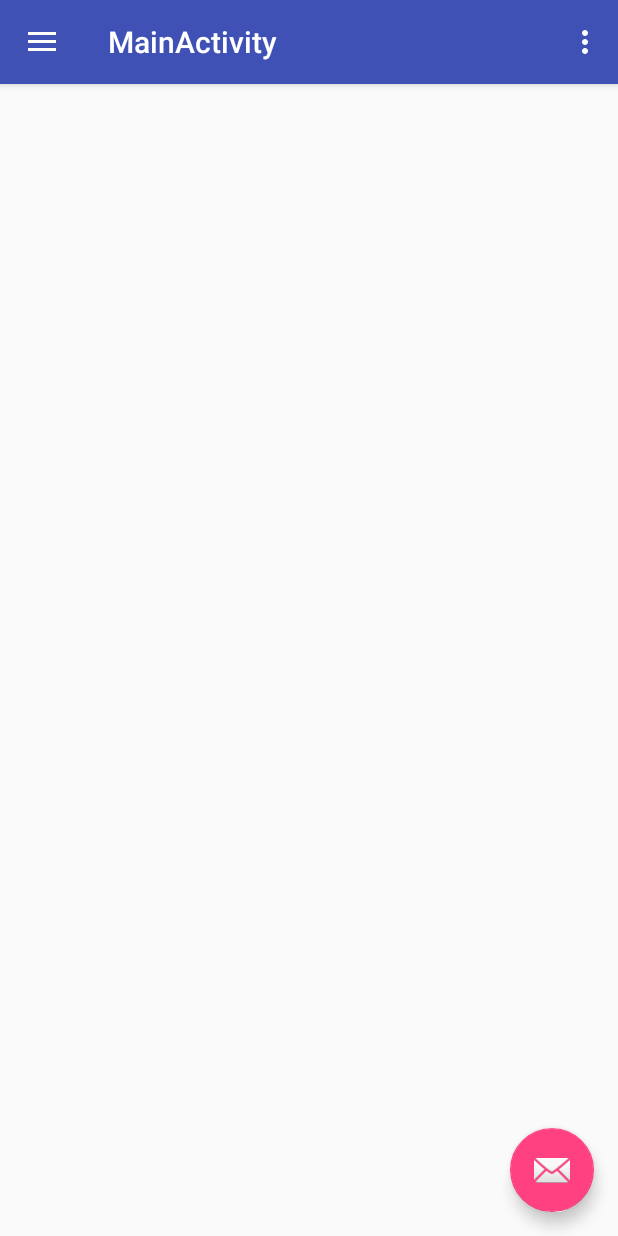
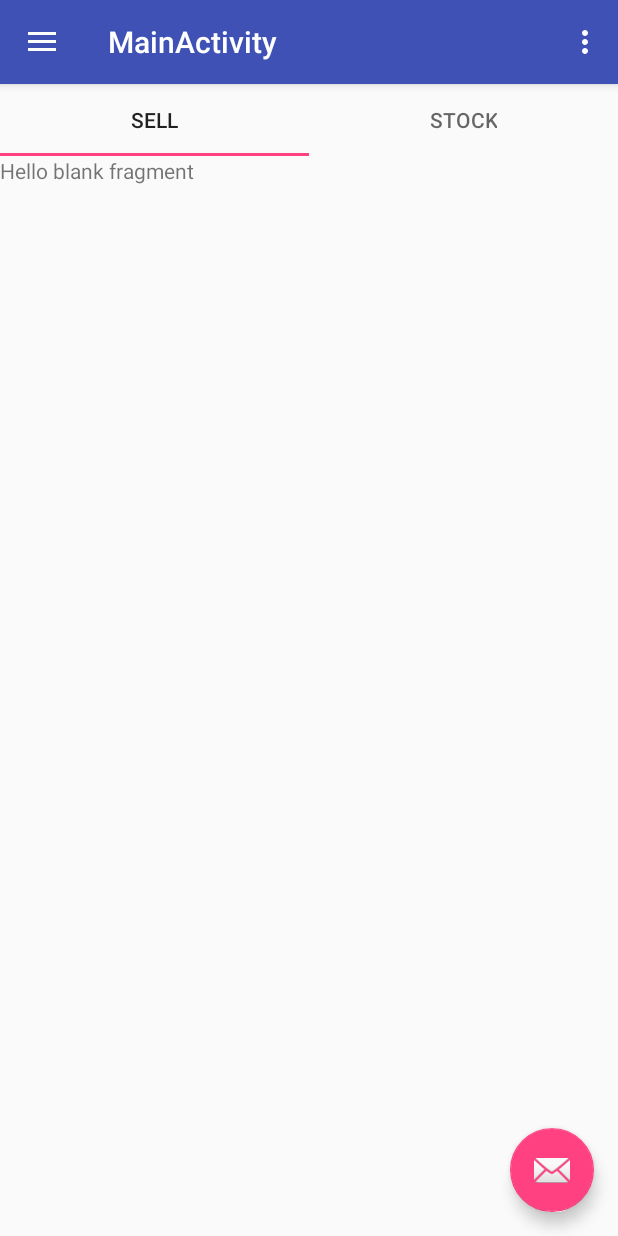
Before and after one commit to ngenovictor/digiduka, an Android app: the screen it shows after launch (MainActivity), on a phone screen of 412 x 824 dp. Run offline under Robolectric (Android 15) with nearby library versions, the phone set to English and light mode, and no system bars.

Commit message:
create fragments for the sell and buy parts of the main activity

```diff
--- a/app/build.gradle
+++ b/app/build.gradle
@@ -25,6 +25,7 @@ dependencies {
     implementation 'com.android.support.constraint:constraint-layout:1.0.2'
     implementation 'com.google.firebase:firebase-database:11.0.4'
     implementation 'com.android.support:design:26.1.0'
+    implementation 'com.android.support:support-v4:26.1.0'
     testImplementation 'junit:junit:4.12'
     androidTestImplementation('com.android.support.test.espresso:espresso-core:3.0.1', {
         exclude group: 'com.android.support', module: 'support-annotations'
@@ -33,4 +34,5 @@ dependencies {
 
 
 
+
 apply plugin: 'com.google.gms.google-services'
--- /dev/null
+++ b/app/src/main/java/com/digiduka/digiduka/adapters/MainActivityFragmentsAdapter.java
@@ -0,0 +1,33 @@
+package com.digiduka.digiduka.adapters;
+
+import android.support.v4.app.Fragment;
+import android.support.v4.app.FragmentManager;
+import android.support.v4.app.FragmentPagerAdapter;
+
+import com.digiduka.digiduka.ui.SellProductsFragment;
+import com.digiduka.digiduka.ui.UpdateStockFragment;
+
+/**
+ * Created by victor on 10/11/17.
+ */
+
+public class MainActivityFragmentsAdapter extends FragmentPagerAdapter {
+    public MainActivityFragmentsAdapter(FragmentManager fm){
+        super(fm);
+    }
+    @Override
+    public Fragment getItem(int position) {
+        switch (position){
+            case 0:
+                return SellProductsFragment.newInstance();
+            case 1:
+                return UpdateStockFragment.newInstance();
+        }
+        return null;
+    }
+
+    @Override
+    public int getCount() {
+        return 2;
+    }
+}
--- a/app/src/main/java/com/digiduka/digiduka/ui/MainActivity.java
+++ b/app/src/main/java/com/digiduka/digiduka/ui/MainActivity.java
@@ -3,6 +3,7 @@ package com.digiduka.digiduka.ui;
 import android.os.Bundle;
 import android.support.design.widget.FloatingActionButton;
 import android.support.design.widget.Snackbar;
+import android.support.v4.view.ViewPager;
 import android.view.View;
 import android.support.design.widget.NavigationView;
 import android.support.v4.view.GravityCompat;
@@ -14,10 +15,11 @@ import android.view.Menu;
 import android.view.MenuItem;
 
 import com.digiduka.digiduka.R;
+import com.digiduka.digiduka.adapters.MainActivityFragmentsAdapter;
 
-public class MainActivity extends AppCompatActivity
-        implements NavigationView.OnNavigationItemSelectedListener {
-
+public class MainActivity extends AppCompatActivity implements NavigationView.OnNavigationItemSelectedListener {
+    private MainActivityFragmentsAdapter mainActivityFragmentsAdapter;
+    private ViewPager mainActivityViewPager;
     @Override
     protected void onCreate(Bundle savedInstanceState) {
         super.onCreate(savedInstanceState);
@@ -42,6 +44,10 @@ public class MainActivity extends AppCompatActivity
 
         NavigationView navigationView = (NavigationView) findViewById(R.id.nav_view);
         navigationView.setNavigationItemSelectedListener(this);
+
+        mainActivityFragmentsAdapter = new MainActivityFragmentsAdapter(getSupportFragmentManager());
+        mainActivityViewPager = findViewById(R.id.mainActivityViewPager);
+        mainActivityViewPager.setAdapter(mainActivityFragmentsAdapter);
     }
 
     @Override
--- /dev/null
+++ b/app/src/main/java/com/digiduka/digiduka/ui/SellProductsFragment.java
@@ -0,0 +1,34 @@
+package com.digiduka.digiduka.ui;
+
+
+import android.os.Bundle;
+import android.support.v4.app.Fragment;
+import android.view.LayoutInflater;
+import android.view.View;
+import android.view.ViewGroup;
+
+import com.digiduka.digiduka.R;
+
+/**
+ * A simple {@link Fragment} subclass.
+ */
+public class SellProductsFragment extends Fragment {
+
+
+    public SellProductsFragment() {
+        // Required empty public constructor
+    }
+    public static SellProductsFragment newInstance(){
+        SellProductsFragment sellProductsFragment = new SellProductsFragment();
+        return sellProductsFragment;
+    }
+
+
+    @Override
+    public View onCreateView(LayoutInflater inflater, ViewGroup container,
+                             Bundle savedInstanceState) {
+        // Inflate the layout for this fragment
+        return inflater.inflate(R.layout.fragment_sell_products, container, false);
+    }
+
+}
--- /dev/null
+++ b/app/src/main/java/com/digiduka/digiduka/ui/UpdateStockFragment.java
@@ -0,0 +1,33 @@
+package com.digiduka.digiduka.ui;
+
+
+import android.os.Bundle;
+import android.support.v4.app.Fragment;
+import android.view.LayoutInflater;
+import android.view.View;
+import android.view.ViewGroup;
+
+import com.digiduka.digiduka.R;
+
+/**
+ * A simple {@link Fragment} subclass.
+ */
+public class UpdateStockFragment extends Fragment {
+
+
+    public UpdateStockFragment() {
+        // Required empty public constructor
+    }
+    public static UpdateStockFragment newInstance(){
+        return new UpdateStockFragment();
+    }
+
+
+    @Override
+    public View onCreateView(LayoutInflater inflater, ViewGroup container,
+                             Bundle savedInstanceState) {
+        // Inflate the layout for this fragment
+        return inflater.inflate(R.layout.fragment_update_stock, container, false);
+    }
+
+}
--- a/app/src/main/res/layout/content_main.xml
+++ b/app/src/main/res/layout/content_main.xml
@@ -7,5 +7,28 @@
     app:layout_behavior="@string/appbar_scrolling_view_behavior"
     tools:context="com.digiduka.digiduka.ui.MainActivity"
     tools:showIn="@layout/app_bar_main">
+    <android.support.design.widget.TabLayout
+        android:id="@+id/homeNavTabLayout"
+        android:layout_width="match_parent"
+        android:layout_height="wrap_content">
+        <android.support.design.widget.TabItem
+            android:text="Sell"
+            android:layout_height="wrap_content"
+            android:layout_width="wrap_content"/>
+
+        <android.support.design.widget.TabItem
+            android:text="Stock"
+            android:layout_height="wrap_content"
+            android:layout_width="wrap_content"/>
+    </android.support.design.widget.TabLayout>
+    <android.support.v4.view.ViewPager
+        android:id="@+id/mainActivityViewPager"
+        android:layout_width="0dp"
+        android:layout_height="0dp"
+        app:layout_constraintLeft_toLeftOf="parent"
+        app:layout_constraintRight_toRightOf="parent"
+        app:layout_constraintBottom_toBottomOf="parent"
+        app:layout_constraintTop_toBottomOf="@+id/homeNavTabLayout">
+    </android.support.v4.view.ViewPager>
 
 </android.support.constraint.ConstraintLayout>
--- /dev/null
+++ b/app/src/main/res/layout/fragment_sell_products.xml
@@ -0,0 +1,13 @@
+<FrameLayout xmlns:android="http://schemas.android.com/apk/res/android"
+    xmlns:tools="http://schemas.android.com/tools"
+    android:layout_width="match_parent"
+    android:layout_height="match_parent"
+    tools:context="com.digiduka.digiduka.ui.SellProductsFragment">
+
+    <!-- TODO: Update blank fragment layout -->
+    <TextView
+        android:layout_width="match_parent"
+        android:layout_height="match_parent"
+        android:text="@string/hello_blank_fragment" />
+
+</FrameLayout>
--- /dev/null
+++ b/app/src/main/res/layout/fragment_update_stock.xml
@@ -0,0 +1,13 @@
+<FrameLayout xmlns:android="http://schemas.android.com/apk/res/android"
+    xmlns:tools="http://schemas.android.com/tools"
+    android:layout_width="match_parent"
+    android:layout_height="match_parent"
+    tools:context="com.digiduka.digiduka.ui.UpdateStockFragment">
+
+    <!-- TODO: Update blank fragment layout -->
+    <TextView
+        android:layout_width="match_parent"
+        android:layout_height="match_parent"
+        android:text="@string/hello_blank_fragment" />
+
+</FrameLayout>
--- a/app/src/main/res/values/strings.xml
+++ b/app/src/main/res/values/strings.xml
@@ -6,4 +6,7 @@
     <string name="navigation_drawer_close">Close navigation drawer</string>
 
     <string name="action_settings">Settings</string>
+
+    <!-- TODO: Remove or change this placeholder text -->
+    <string name="hello_blank_fragment">Hello blank fragment</string>
 </resources>
```
